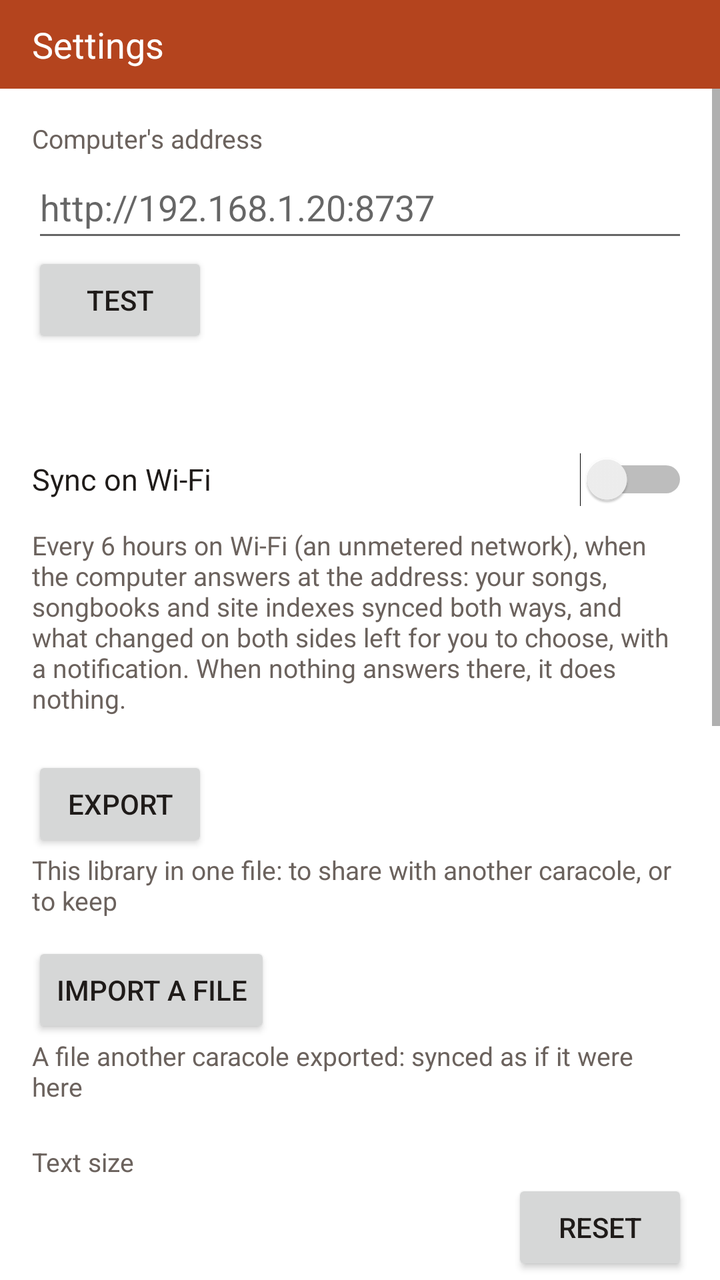
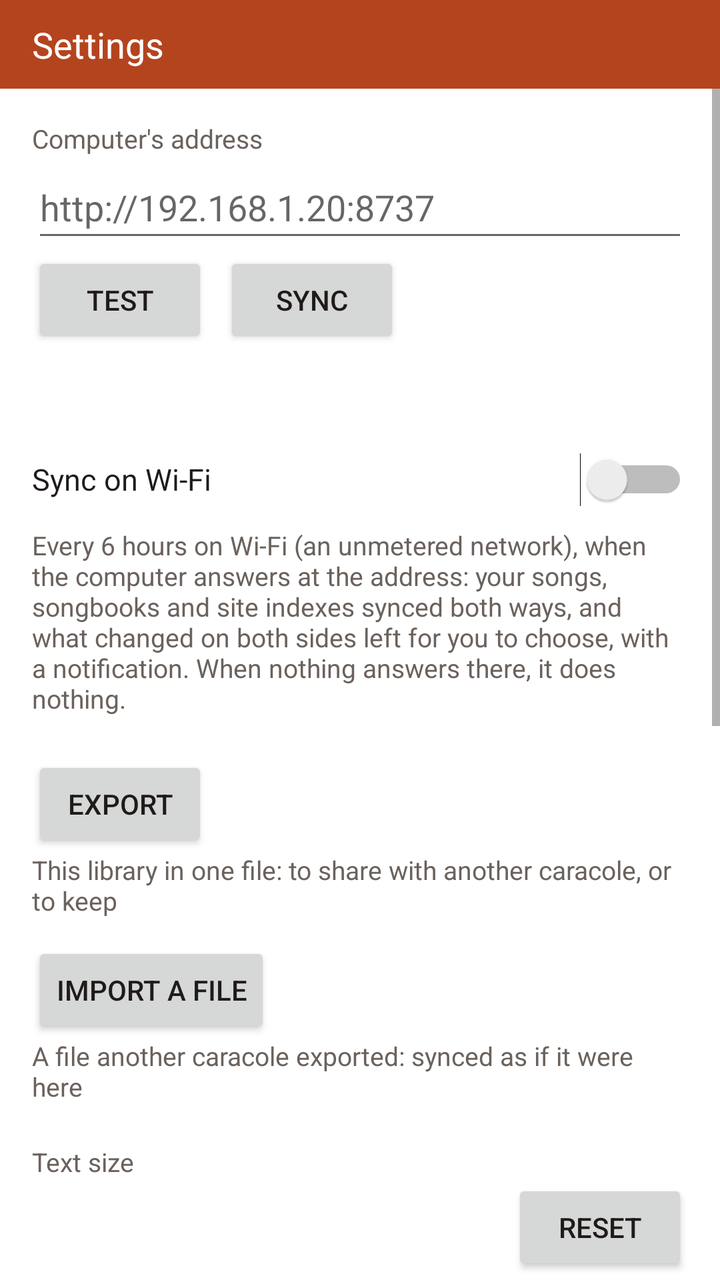

Two renders of the same Android screen: before a commit and after it. Below are the layout's source before the change and the commit's diff.
<!-- AndroidManifest.xml: application theme Theme.Caracole -->
<!-- res/layout/activity_settings.xml -->
<?xml version="1.0" encoding="utf-8"?>
<LinearLayout xmlns:android="http://schemas.android.com/apk/res/android"
    android:id="@+id/root"
    android:layout_width="match_parent"
    android:layout_height="match_parent"
    android:orientation="vertical">

    <TextView
        android:id="@+id/bar"
        android:layout_width="match_parent"
        android:layout_height="wrap_content"
        android:background="@color/bar"
        android:paddingStart="16dp"
        android:paddingTop="10dp"
        android:paddingEnd="16dp"
        android:paddingBottom="10dp"
        android:text="@string/settings"
        android:textColor="@color/on_bar"
        android:textSize="18sp" />

    <ScrollView
        android:layout_width="match_parent"
        android:layout_height="0dp"
        android:layout_weight="1">

        <LinearLayout
            android:layout_width="match_parent"
            android:layout_height="wrap_content"
            android:orientation="vertical"
            android:padding="16dp">

            <TextView
                android:layout_width="wrap_content"
                android:layout_height="wrap_content"
                android:labelFor="@+id/address"
                android:text="@string/address_label"
                android:textColor="@color/muted"
                android:textSize="13sp" />

            <EditText
                android:id="@+id/address"
                android:layout_width="match_parent"
                android:layout_height="wrap_content"
                android:autofillHints="url"
                android:hint="@string/address_hint"
                android:imeOptions="actionDone"
                android:importantForAutofill="no"
                android:inputType="textUri"
                android:maxLines="1"
                android:minHeight="48dp" />

            
            <Button
                android:id="@+id/test"
                android:layout_width="wrap_content"
                android:layout_height="wrap_content"
                android:text="@string/test" />

            <TextView
                android:id="@+id/test_result"
                android:layout_width="match_parent"
                android:layout_height="wrap_content"
                android:layout_marginTop="4dp"
                android:textColor="@color/text"
                android:textIsSelectable="true"
                android:textSize="14sp"
                android:visibility="gone" />

            <TextView
                android:id="@+id/storage"
                android:layout_width="match_parent"
                android:layout_height="wrap_content"
                android:layout_marginTop="4dp"
                android:textColor="@color/muted"
                android:textSize="13sp" />

            <Switch
                android:id="@+id/wifi"
                android:layout_width="match_parent"
                android:layout_height="wrap_content"
                android:layout_marginTop="20dp"
                android:minHeight="48dp"
                android:text="@string/wifi_sync"
                android:textColor="@color/text"
                android:textSize="15sp" />

            <TextView
                android:layout_width="match_parent"
                android:layout_height="wrap_content"
                android:text="@string/wifi_sync_hint"
                android:textColor="@color/muted"
                android:textSize="13sp" />

            
            <Button
                android:id="@+id/export"
                android:layout_width="wrap_content"
                android:layout_height="wrap_content"
                android:layout_marginTop="20dp"
                android:text="@string/export" />

            <TextView
                android:layout_width="match_parent"
                android:layout_height="wrap_content"
                android:text="@string/export_hint"
                android:textColor="@color/muted"
                android:textSize="13sp" />

            <Button
                android:id="@+id/import_file"
                android:layout_width="wrap_content"
                android:layout_height="wrap_content"
                android:layout_marginTop="12dp"
                android:text="@string/import_file_row" />

            <TextView
                android:layout_width="match_parent"
                android:layout_height="wrap_content"
                android:text="@string/import_file_hint"
                android:textColor="@color/muted"
                android:textSize="13sp" />

            <TextView
                android:layout_width="wrap_content"
                android:layout_height="wrap_content"
                android:layout_marginTop="20dp"
                android:text="@string/text_size_label"
                android:textColor="@color/muted"
                android:textSize="13sp" />

            
            <LinearLayout
                android:layout_width="match_parent"
                android:layout_height="wrap_content"
                android:gravity="center_vertical"
                android:orientation="horizontal">

                <TextView
                    android:id="@+id/text_size"
                    android:layout_width="0dp"
                    android:layout_height="wrap_content"
                    android:layout_weight="1"
                    android:textColor="@color/text"
                    android:textSize="15sp" />

                <Button
                    android:id="@+id/reset_text_size"
                    android:layout_width="wrap_content"
                    android:layout_height="wrap_content"
                    android:contentDescription="@string/reset_text_size"
                    android:text="@string/reset" />
            </LinearLayout>

            <TextView
                android:layout_width="match_parent"
                android:layout_height="wrap_content"
                android:text="@string/text_size_hint"
                android:textColor="@color/muted"
                android:textSize="13sp" />

            
            <TextView
                android:layout_width="wrap_content"
                android:layout_height="wrap_content"
                android:layout_marginTop="20dp"
                android:text="@string/catalogues_label"
                android:textColor="@color/muted"
                android:textSize="13sp" />

            <TextView
                android:id="@+id/catalogues_date"
                android:layout_width="match_parent"
                android:layout_height="wrap_content"
                android:text="@string/catalogues_none"
                android:textColor="@color/text"
                android:textSize="15sp" />

            <Button
                android:id="@+id/catalogues_download"
                android:layout_width="wrap_content"
                android:layout_height="wrap_content"
                android:text="@string/catalogues_download" />

            <TextView
                android:id="@+id/catalogues_status"
                android:layout_width="match_parent"
                android:layout_height="wrap_content"
                android:accessibilityLiveRegion="polite"
                android:textColor="@color/text"
                android:textSize="13sp"
                android:visibility="gone" />

            <TextView
                android:layout_width="match_parent"
                android:layout_height="wrap_content"
                android:text="@string/catalogues_hint"
                android:textColor="@color/muted"
                android:textSize="13sp" />

            
            <TextView
                android:layout_width="wrap_content"
                android:layout_height="wrap_content"
                android:layout_marginTop="20dp"
                android:text="@string/backups_label"
                android:textColor="@color/muted"
                android:textSize="13sp" />

            <Button
                android:id="@+id/backups"
                android:layout_width="wrap_content"
                android:layout_height="wrap_content"
                android:text="@string/backups_open" />

            <TextView
                android:layout_width="match_parent"
                android:layout_height="wrap_content"
                android:text="@string/backups_hint"
                android:textColor="@color/muted"
                android:textSize="13sp" />

            <Button
                android:id="@+id/open_library"
                android:layout_width="wrap_content"
                android:layout_height="wrap_content"
                android:layout_marginTop="20dp"
                android:text="@string/open_library" />

            <TextView
                android:layout_width="match_parent"
                android:layout_height="wrap_content"
                android:layout_marginTop="20dp"
                android:text="@string/offline_note"
                android:textColor="@color/muted"
                android:textSize="13sp" />
        </LinearLayout>
    </ScrollView>
</LinearLayout>
<!-- resources referenced by this layout -->
<resources>
  <color name="bar">#B4441E</color>
  <color name="muted">#6B625D</color>
  <color name="on_bar">#FFFFFF</color>
  <color name="text">#1F1B19</color>
  <string name="address_hint">http://192.168.1.20:8737</string>
  <string name="address_label">Computer\'s address</string>
  <string name="backups_hint">Copies of the phone\'s book, to restore from. Made by hand, every day and before each sync.</string>
  <string name="backups_label">Backups</string>
  <string name="backups_open">Backups</string>
  <string name="catalogues_download">Download the site catalogues</string>
  <string name="catalogues_hint">Every site\'s index, published each week: search Ultimate Guitar, LaCuerda and the other sites with no computer. Nothing is asked of GitHub until you tap.</string>
  <string name="catalogues_label">Site catalogues</string>
  <string name="catalogues_none">None yet</string>
  <string name="export">Export</string>
  <string name="export_hint">This library in one file: to share with another caracole, or to keep</string>
  <string name="import_file_hint">A file another caracole exported: synced as if it were here</string>
  <string name="import_file_row">Import a file</string>
  <string name="offline_note">Offline, the phone shows the computer\'s pages: the logbook, each sheet\'s viewer (key, capo, diagrams, harmony), songbooks, and PDFs and Guitar Pro files, which open in another app. With the computer\'s site indexes, which a sync brings, search finds the sites\' songs too. Export PDF and choosing versions need the computer, in a browser.</string>
  <string name="open_library">Open Library</string>
  <string name="reset">Reset</string>
  <string name="reset_text_size">Reset text size to 100%</string>
  <string name="settings">Settings</string>
  <string name="test">Test</string>
  <string name="text_size_hint">Pinch a page: apart for larger, together for smaller, 50% to 250% of Android\'s font size. A sheet\'s Aa adds to it.</string>
  <string name="text_size_label">Text size</string>
  <string name="wifi_sync">Sync on Wi-Fi</string>
  <string name="wifi_sync_hint">Every 6 hours on Wi-Fi (an unmetered network), when the computer answers at the address: your songs, songbooks and site indexes synced both ways, and what changed on both sides left for you to choose, with a notification. When nothing answers there, it does nothing.</string>
  <style name="Theme.Caracole" parent="android:Theme.Material.Light.NoActionBar">
          <item name="android:colorPrimary">@color/bar</item>
          <item name="android:colorPrimaryDark">@color/bar</item>
          <item name="android:colorAccent">@color/accent</item>
          <item name="android:windowBackground">@color/background</item>
          <item name="android:textColorPrimary">@color/text</item>
      </style>
  <color name="accent">#B4441E</color>
  <color name="background">#FFFFFF</color>
</resources>

<!-- the commit's change to res/layout/activity_settings.xml (unified diff, before → after) -->
@@ -50,11 +50,24 @@
                 android:minHeight="48dp" />
 
             
-            <Button
-                android:id="@+id/test"
-                android:layout_width="wrap_content"
-                android:layout_height="wrap_content"
-                android:text="@string/test" />
+            <LinearLayout
+                android:layout_width="match_parent"
+                android:layout_height="wrap_content"
+                android:orientation="horizontal">
+
+                <Button
+                    android:id="@+id/test"
+                    android:layout_width="wrap_content"
+                    android:layout_height="wrap_content"
+                    android:text="@string/test" />
+
+                <Button
+                    android:id="@+id/open_sync"
+                    android:layout_width="wrap_content"
+                    android:layout_height="wrap_content"
+                    android:layout_marginStart="8dp"
+                    android:text="@string/sync" />
+            </LinearLayout>
 
             <TextView
                 android:id="@+id/test_result"
<!-- resource entries referenced after the edit -->
@@ -22,6 +22,7 @@
   <string name="reset">Reset</string>
   <string name="reset_text_size">Reset text size to 100%</string>
   <string name="settings">Settings</string>
+  <string name="sync">Sync</string>
   <string name="test">Test</string>
   <string name="text_size_hint">Pinch a page: apart for larger, together for smaller, 50% to 250% of Android\'s font size. A sheet\'s Aa adds to it.</string>
   <string name="text_size_label">Text size</string>
